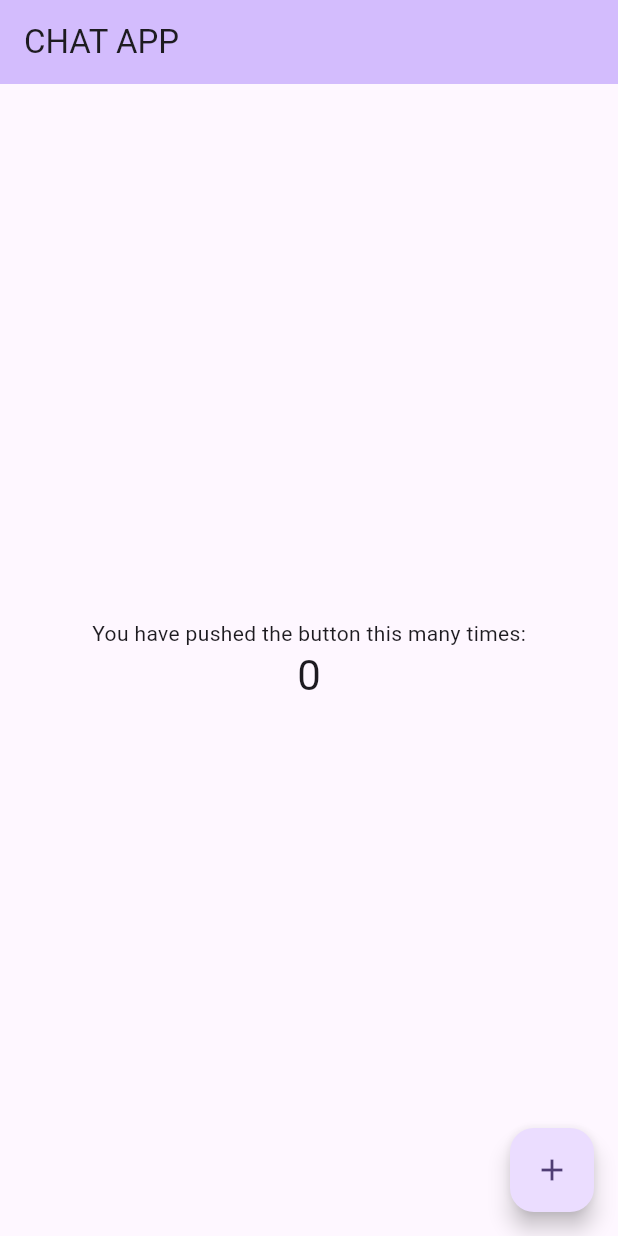
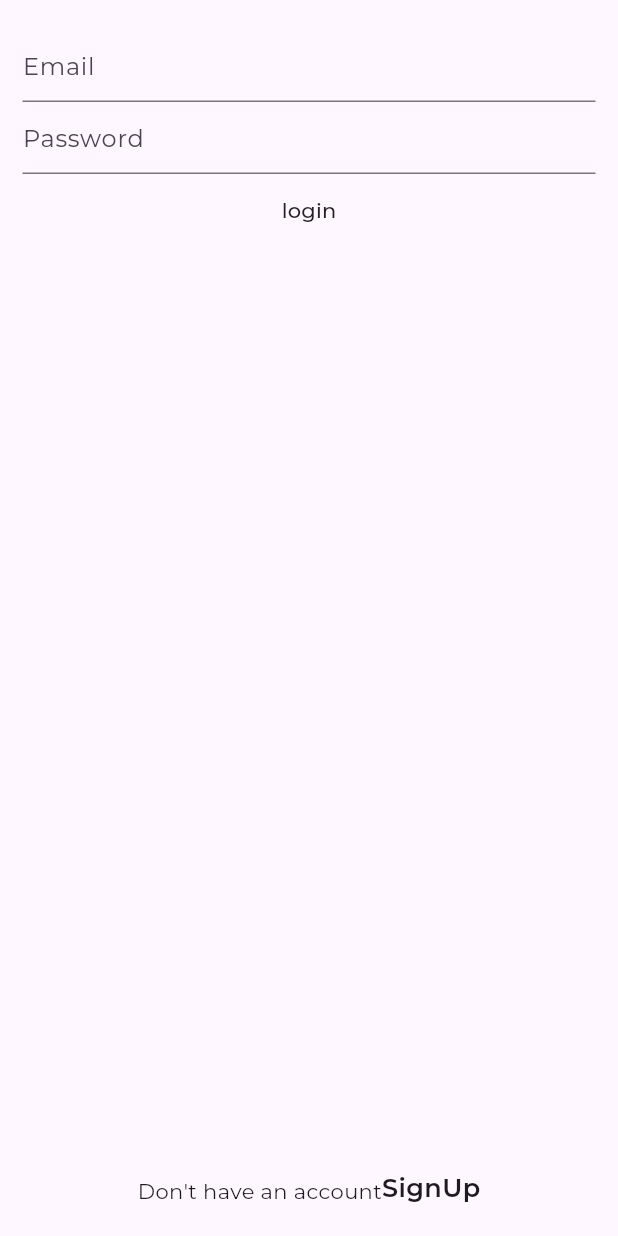
Before and after one commit to riyasklb/chat_application, a Flutter app: the screen it shows after launch, on a phone screen of 412 x 824 dp. Run offline on Flutter 3.47's test engine with Material 3 defaults, Android fonts, the phone set to English and light mode, and no system bars; our stand-ins replace firebase_auth, firebase_core, get_it, google_fonts; accounts and stored records are empty.

```diff
--- a/lib/main.dart
+++ b/lib/main.dart
@@ -1,7 +1,9 @@
+import 'package:chat_application/pages/login_page.dart';
 import 'package:chat_application/utils.dart';
 import 'package:flutter/material.dart';
+import 'package:google_fonts/google_fonts.dart';
 
-void main()async {
+void main() async {
   await setup();
   runApp(const MyApp());
 }
@@ -9,124 +11,22 @@ void main()async {
 Future<void> setup() async {
   WidgetsFlutterBinding.ensureInitialized();
   await setupfirebase();
+  await registerservice();
 }
 
 class MyApp extends StatelessWidget {
   const MyApp({super.key});
 
-  // This widget is the root of your application.
   @override
   Widget build(BuildContext context) {
     return MaterialApp(
       title: 'chat app',
       theme: ThemeData(
-        // This is the theme of your application.
-        //
-        // TRY THIS: Try running your application with "flutter run". You'll see
-        // the application has a purple toolbar. Then, without quitting the app,
-        // try changing the seedColor in the colorScheme below to Colors.green
-        // and then invoke "hot reload" (save your changes or press the "hot
-        // reload" button in a Flutter-supported IDE, or press "r" if you used
-        // the command line to start the app).
-        //
-        // Notice that the counter didn't reset back to zero; the application
-        // state is not lost during the reload. To reset the state, use hot
-        // restart instead.
-        //
-        // This works for code too, not just values: Most code changes can be
-        // tested with just a hot reload.
+        textTheme: GoogleFonts.montserratTextTheme(),
         colorScheme: ColorScheme.fromSeed(seedColor: Colors.deepPurple),
         useMaterial3: true,
       ),
-      home: const MyHomePage(title: 'CHAT APP'),
+      home: LoginPage(),
     );
   }
 }
-
-class MyHomePage extends StatefulWidget {
-  const MyHomePage({super.key, required this.title});
-
-  // This widget is the home page of your application. It is stateful, meaning
-  // that it has a State object (defined below) that contains fields that affect
-  // how it looks.
-
-  // This class is the configuration for the state. It holds the values (in this
-  // case the title) provided by the parent (in this case the App widget) and
-  // used by the build method of the State. Fields in a Widget subclass are
-  // always marked "final".
-
-  final String title;
-
-  @override
-  State<MyHomePage> createState() => _MyHomePageState();
-}
-
-class _MyHomePageState extends State<MyHomePage> {
-  int _counter = 0;
-
-  void _incrementCounter() {
-    setState(() {
-      // This call to setState tells the Flutter framework that something has
-      // changed in this State, which causes it to rerun the build method below
-      // so that the display can reflect the updated values. If we changed
-      // _counter without calling setState(), then the build method would not be
-      // called again, and so nothing would appear to happen.
-      _counter++;
-    });
-  }
-
-  @override
-  Widget build(BuildContext context) {
-    // This method is rerun every time setState is called, for instance as done
-    // by the _incrementCounter method above.
-    //
-    // The Flutter framework has been optimized to make rerunning build methods
-    // fast, so that you can just rebuild anything that needs updating rather
-    // than having to individually change instances of widgets.
-    return Scaffold(
-      appBar: AppBar(
-        // TRY THIS: Try changing the color here to a specific color (to
-        // Colors.amber, perhaps?) and trigger a hot reload to see the AppBar
-        // change color while the other colors stay the same.
-        backgroundColor: Theme.of(context).colorScheme.inversePrimary,
-        // Here we take the value from the MyHomePage object that was created by
-        // the App.build method, and use it to set our appbar title.
-        title: Text(widget.title),
-      ),
-      body: Center(
-        // Center is a layout widget. It takes a single child and positions it
-        // in the middle of the parent.
-        child: Column(
-          // Column is also a layout widget. It takes a list of children and
-          // arranges them vertically. By default, it sizes itself to fit its
-          // children horizontally, and tries to be as tall as its parent.
-          //
-          // Column has various properties to control how it sizes itself and
-          // how it positions its children. Here we use mainAxisAlignment to
-          // center the children vertically; the main axis here is the vertical
-          // axis because Columns are vertical (the cross axis would be
-          // horizontal).
-          //
-          // TRY THIS: Invoke "debug painting" (choose the "Toggle Debug Paint"
-          // action in the IDE, or press "p" in the console), to see the
-          // wireframe for each widget.
-          mainAxisAlignment: MainAxisAlignment.center,
-          children: <Widget>[
-            const Text(
-              'You have pushed the button this many times:',
-            ),
-            Text(
-              '$_counter',
-              style: Theme.of(context).textTheme.headlineMedium,
-            ),
-          ],
-        ),
-      ),
-      floatingActionButton: FloatingActionButton(
-        onPressed: _incrementCounter,
-        tooltip: 'Increment',
-        child: const Icon(Icons.add),
-      ), // This trailing comma makes auto-formatting nicer for build methods.
-    );
-  }
-}
--- /dev/null
+++ b/lib/pages/login_page.dart
@@ -0,0 +1,120 @@
+import 'package:chat_application/service/auth_service.dart';
+import 'package:chat_application/widget/const.dart';
+import 'package:chat_application/widget/custiom_formfiled.dart';
+import 'package:flutter/material.dart';
+import 'package:get_it/get_it.dart';
+
+class LoginPage extends StatefulWidget {
+  LoginPage({super.key});
+
+  @override
+  State<LoginPage> createState() => _LoginPageState();
+}
+
+class _LoginPageState extends State<LoginPage> {
+  @override
+  void initState() {
+    _authService = _getIt.get<AuthService>();
+    super.initState();
+  }
+
+  final GlobalKey<FormState> _Loginformkey = GlobalKey();
+
+  final GetIt _getIt = GetIt.instance;
+
+  late AuthService _authService;
+
+  String? email, password;
+
+  @override
+  Widget build(BuildContext context) {
+    return Scaffold(
+      body: _buidUI(),
+    );
+  }
+
+  Widget _buidUI() {
+    return SafeArea(
+      child: Padding(
+        padding: EdgeInsets.symmetric(
+          horizontal: 15,
+          vertical: 20,
+        ),
+        child: Column(
+          mainAxisSize: MainAxisSize.max,
+          mainAxisAlignment: MainAxisAlignment.end,
+          children: [
+            _formfiled(),
+            _createanacount(),
+          ],
+        ),
+      ),
+    );
+  }
+
+  Widget _formfiled() {
+    return Form(
+      key: _Loginformkey,
+      child: Column(
+        mainAxisAlignment: MainAxisAlignment.end,
+        mainAxisSize: MainAxisSize.max,
+        children: [
+          CustiomFormfiled(
+            hintText: 'Email',
+            regExpressionvalidation: EMAIL_VALIDATION_REGEX,
+            onSaved: (value) {
+              setState(() {
+                email = value;
+              });
+            },
+          ),
+          CustiomFormfiled(
+            onSaved: (value) {
+              setState(() {
+                password = value;
+              });
+            },
+            hintText: 'Password',
+            regExpressionvalidation: PASSWORD_VALIDATION_REGEX,
+          ),
+          _loginbutton(),
+        ],
+      ),
+    );
+  }
+
+  Widget _loginbutton() {
+    return SizedBox(
+        width: double.infinity,
+        child: MaterialButton(
+          onPressed: () async {
+            if (_Loginformkey.currentState?.validate() ?? false) {
+              _Loginformkey.currentState?.save();
+              bool result = await _authService.login(email!, password!);
+              print(email);
+              print(password);
+              print(result);
+              if (result) {
+              } else {}
+            }
+          },
+          child: Text('login'),
+        ));
+  }
+
+  Widget _createanacount() {
+    return Expanded(
+      child: Row(
+        crossAxisAlignment: CrossAxisAlignment.end,
+        mainAxisAlignment: MainAxisAlignment.center,
+        children: [
+          Text("Don't have an account"),
+          Text(
+            'SignUp',
+            style: TextStyle(fontSize: 17, fontWeight: FontWeight.w600),
+          )
+        ],
+      ),
+    );
+  }
+}
--- /dev/null
+++ b/lib/service/auth_service.dart
@@ -0,0 +1,24 @@
+import 'package:firebase_auth/firebase_auth.dart';
+
+class AuthService {
+  User? _user;
+  User? get user {
+    return _user;
+  }
+
+  FirebaseAuth _firebaseAuth = FirebaseAuth.instance;
+  AuthService() {}
+  Future<bool> login(String email, String password) async {
+    try {
+      final cridental = await _firebaseAuth.signInWithEmailAndPassword(
+          email: email, password: password);
+      if (cridental.user != null) {
+        _user = cridental.user;
+        return true;
+      }
+    } catch (e) {
+      print(e);
+    }
+    return false;
+  }
+}
--- a/lib/utils.dart
+++ b/lib/utils.dart
@@ -1,6 +1,17 @@
 import 'package:chat_application/firebase_options.dart';
+import 'package:chat_application/service/auth_service.dart';
 import 'package:firebase_core/firebase_core.dart';
+import 'package:get_it/get_it.dart';
 
 Future<void> setupfirebase() async {
-  await Firebase.initializeApp(options: DefaultFirebaseOptions.currentPlatform);
+  await Firebase.initializeApp(
+    options: DefaultFirebaseOptions.currentPlatform,
+  );
 }
+
+Future<void> registerservice() async {
+  final GetIt getIt = GetIt.instance;
+  getIt.registerSingleton<AuthService>(
+    AuthService(),
+  );
+}
--- /dev/null
+++ b/lib/widget/const.dart
@@ -0,0 +1,10 @@
+final RegExp EMAIL_VALIDATION_REGEX =
+    RegExp(r"^[\w-\.]+@([\w-]+\.)+[\w-]{2,4}$");
+
+final RegExp PASSWORD_VALIDATION_REGEX =
+    RegExp(r"^(?=.*\d)(?=.*[a-z])(?=.*[A-Z])(?=.*[a-zA-Z]).{8,}$");
+
+final RegExp NAME_VALIDATION_REGEX = RegExp(r"\b([A-ZÀ-ÿ][-,a-z. ']+[ ]*)+");
+
+final String PLACEHOLDER_PFP =
+    "https://t3.ftcdn.net/jpg/05/16/27/58/360_F_516275801_f3Fsp17x6HQK0xQgDQEELoTuERO4SsWV.jpg";
--- /dev/null
+++ b/lib/widget/custiom_formfiled.dart
@@ -0,0 +1,26 @@
+import 'package:flutter/material.dart';
+
+class CustiomFormfiled extends StatelessWidget {
+  CustiomFormfiled({
+    super.key,
+    required this.hintText,
+    required this.regExpressionvalidation,
+    required this.onSaved,
+  });
+  final String hintText;
+  final RegExp regExpressionvalidation;
+  final void Function(String?) onSaved;
+  @override
+  Widget build(BuildContext context) {
+    return TextFormField(
+      onSaved: onSaved,
+      validator: (value) {
+        if (value != null && regExpressionvalidation.hasMatch(value)) {
+          return null;
+        }
+        return 'Enter a vaid ${hintText}';
+      },
+      decoration: InputDecoration(hintText: hintText),
+    );
+  }
+}
```
